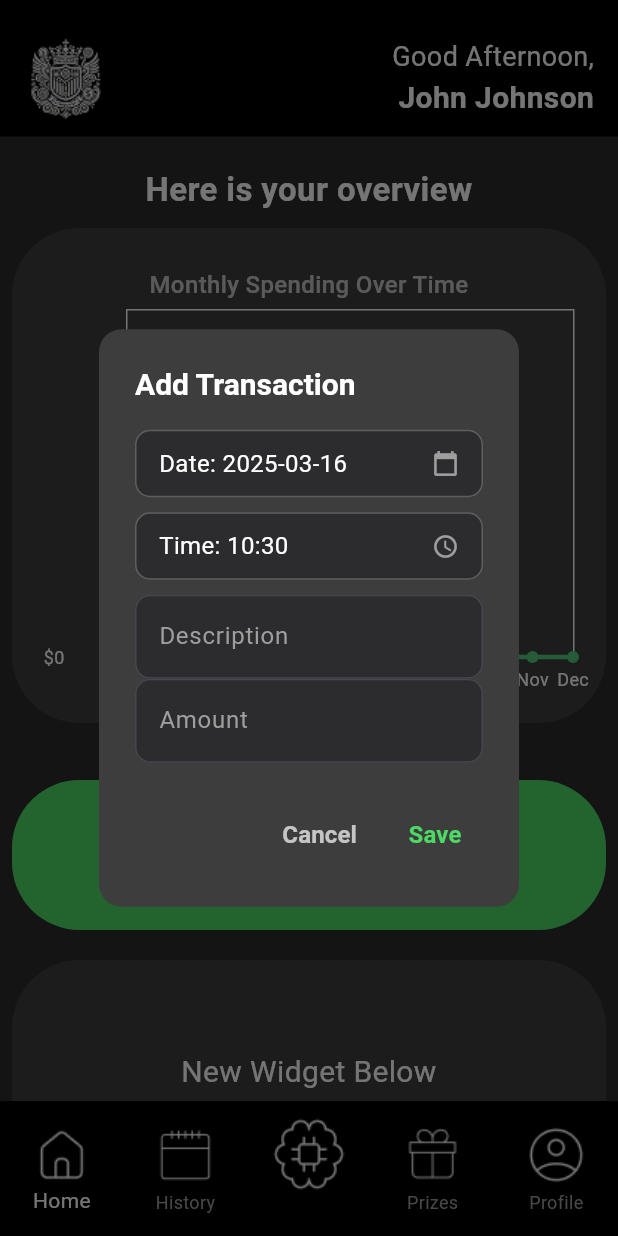
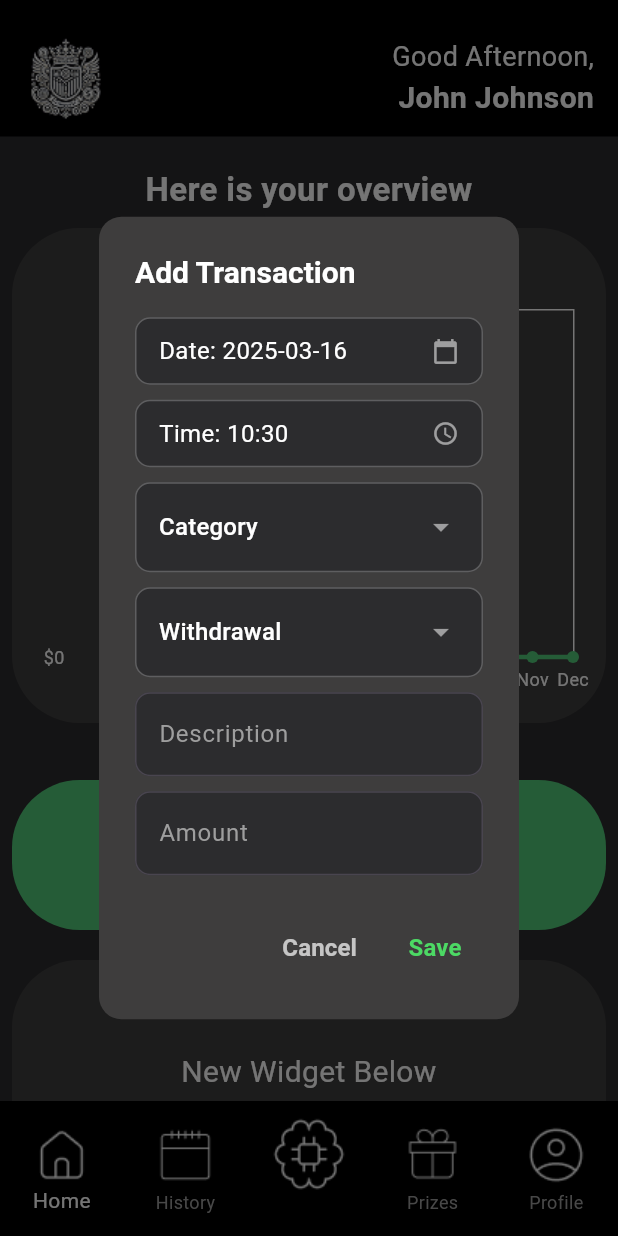
Before and after one commit to petrg01/UNIHACK-TECHNIK, a Flutter app: the screen it shows after launch, after a tap on "Add Transaction", on a phone screen of 412 x 824 dp. Run offline on Flutter 3.47's test engine with Material 3 defaults, Android fonts, the phone set to English and light mode, and no system bars; drawn by our look-alikes of fl_chart, smooth_page_indicator; our stand-ins replace auto_size_text, flutter_dotenv, shared_preferences, sqflite; accounts and stored records are empty.

Commit message:
Added fields to add transaction button

```diff
--- a/lib/screens/advisor_screen.dart
+++ b/lib/screens/advisor_screen.dart
@@ -293,7 +293,7 @@ class _AdvisorScreenState extends State<AdvisorScreen> {
           SizedBox(width: 8),
           Container(
             decoration: BoxDecoration(
-              color: Colors.blue[700],
+              color: Color(0xFF50c878),
               shape: BoxShape.circle,
             ),
             child: IconButton(
--- a/lib/screens/main_screen.dart
+++ b/lib/screens/main_screen.dart
@@ -141,7 +141,7 @@ class _MainScreenState extends State<MainScreen> {
                 width: widgetWidth,
                 height: 100,
                 cornerRadius: 45,
-                color: Color(0xFF4CD964),
+                color: Color(0xFF50c878),
                 onTap: () => showAddTransactionDialog(context),
                 child: Center(
                   child: Text(
--- a/lib/widgets/add_transaction_dialog.dart
+++ b/lib/widgets/add_transaction_dialog.dart
@@ -20,7 +20,16 @@ class AddTransactionDialog extends StatefulWidget {
 class _AddTransactionDialogState extends State<AddTransactionDialog> {
   final TextEditingController descController = TextEditingController();
   final TextEditingController amountController = TextEditingController();
+  final TextEditingController customCategoryController = TextEditingController();
   DateTime selectedDateTime = DateTime.now();
+
+  // New state variables for the dropdown fields.
+  String? selectedCategory;
+  String? selectedOperation = "Withdrawal"; // Default value.
+
+  // Dropdown options.
+  final List<String> categoryOptions = ["Food", "Transport", "Entertainment", "Bills", "Other"];
+  final List<String> operationOptions = ["Withdrawal", "Income"];
 
   Future<void> _showDatePicker() async {
     DateTime? pickedDate = await showDatePicker(
@@ -87,10 +96,10 @@ class _AddTransactionDialogState extends State<AddTransactionDialog> {
     );
   }
 
+  // Build picker field without internal margin.
   Widget _buildPickerField(String label, String value, IconData icon) {
     return Container(
       padding: EdgeInsets.symmetric(vertical: 10, horizontal: 15),
-      margin: EdgeInsets.only(bottom: 10),
       decoration: BoxDecoration(
         color: Color(0xFF2c2c2e),
         borderRadius: BorderRadius.circular(10),
@@ -121,11 +130,48 @@ class _AddTransactionDialogState extends State<AddTransactionDialog> {
     );
   }
 
+  // Build a full-width dropdown.
+  Widget _buildDropdownField(String label, String? selectedValue, List<String> items, ValueChanged<String?> onChanged) {
+    return Container(
+      width: double.infinity,
+      padding: EdgeInsets.symmetric(horizontal: 15, vertical: 5),
+      decoration: BoxDecoration(
+        color: Color(0xFF2c2c2e),
+        borderRadius: BorderRadius.circular(10),
+        border: Border.all(color: Colors.white24),
+      ),
+      child: DropdownButtonHideUnderline(
+        child: DropdownButton<String>(
+          isExpanded: true,
+          value: selectedValue,
+          hint: Text(label, style: TextStyle(color: Colors.white, fontSize: 16)),
+          icon: Icon(Icons.arrow_drop_down, color: Colors.white54),
+          dropdownColor: Color(0xFF2c2c2e),
+          items: items.map((String value) {
+            return DropdownMenuItem<String>(
+              value: value,
+              child: Text(value, style: TextStyle(color: Colors.white, fontSize: 16)),
+            );
+          }).toList(),
+          onChanged: onChanged,
+        ),
+      ),
+    );
+  }
+
   Widget _buildDialogButton(String text, Color color, VoidCallback onPressed) {
     return TextButton(
       onPressed: onPressed,
       child: Text(text, style: TextStyle(color: color, fontSize: 16, fontWeight: FontWeight.bold)),
     );
+  }
+
+  @override
+  void dispose() {
+    descController.dispose();
+    amountController.dispose();
+    customCategoryController.dispose();
+    super.dispose();
   }
 
   @override
@@ -146,11 +192,30 @@ class _AddTransactionDialogState extends State<AddTransactionDialog> {
                 onTap: _showDatePicker,
                 child: _buildPickerField("Date", DateFormat('yyyy-MM-dd').format(selectedDateTime), Icons.calendar_today),
               ),
+              SizedBox(height: 10),
               GestureDetector(
                 onTap: _showTimePicker,
                 child: _buildPickerField("Time", DateFormat('HH:mm').format(selectedDateTime), Icons.access_time),
               ),
+              SizedBox(height: 10),
+              _buildDropdownField("Category", selectedCategory, categoryOptions, (newValue) {
+                setState(() {
+                  selectedCategory = newValue;
+                });
+              }),
+              if (selectedCategory == "Other") ...[
+                SizedBox(height: 10),
+                _buildTextField(customCategoryController, "Custom Category"),
+              ],
+              SizedBox(height: 10),
+              _buildDropdownField("Operation Type", selectedOperation, operationOptions, (newValue) {
+                setState(() {
+                  selectedOperation = newValue;
+                });
+              }),
+              SizedBox(height: 10),
               _buildTextField(descController, "Description"),
+              SizedBox(height: 10),
               _buildTextField(amountController, "Amount", isNumeric: true),
             ],
           ),
@@ -171,6 +236,7 @@ class _AddTransactionDialogState extends State<AddTransactionDialog> {
             return;
           }
 
+          // Backend is not updated for the new fields yet.
           final newTx = Transaction(
             date: DateFormat('yyyy-MM-dd HH:mm:ss').format(selectedDateTime),
             description: descController.text,
```
